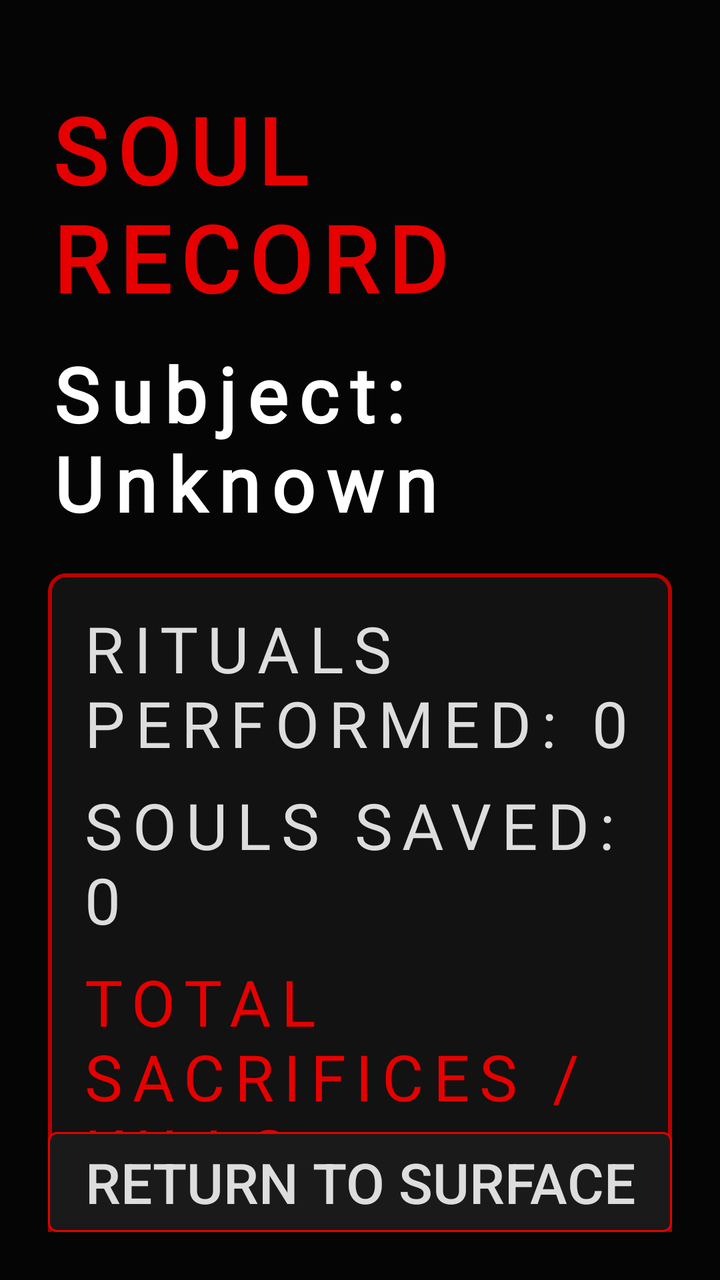
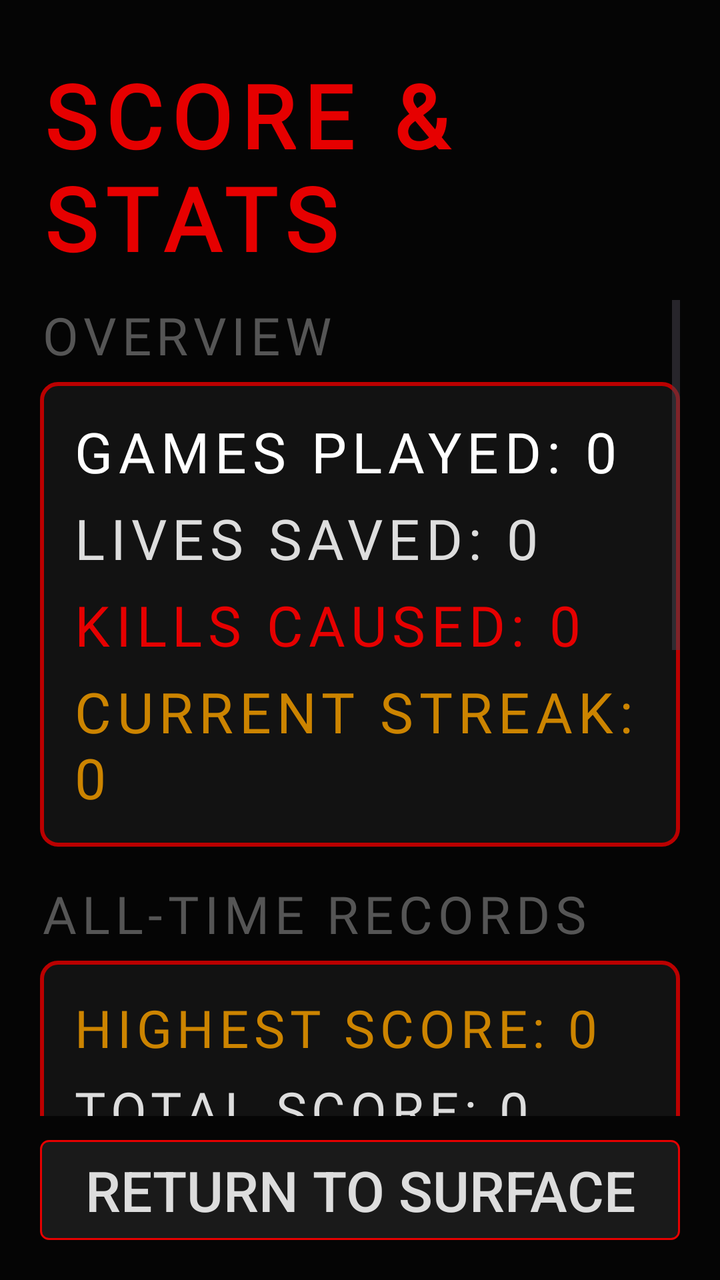

Compare the two renders of this Android layout. The source of the first and the diff that turns it into the second are given below.
<!-- AndroidManifest.xml: application theme Theme.LastWord -->
<!-- res/layout/activity_profile.xml -->
<?xml version="1.0" encoding="utf-8"?>
<androidx.constraintlayout.widget.ConstraintLayout xmlns:android="http://schemas.android.com/apk/res/android"
    xmlns:app="http://schemas.android.com/apk/res-auto"
    android:layout_width="match_parent"
    android:layout_height="match_parent"
    android:background="@color/pure_dark"
    android:padding="24dp">

    <TextView
        android:id="@+id/tvProfileTitle"
        android:layout_width="wrap_content"
        android:layout_height="wrap_content"
        android:text="SOUL RECORD"
        android:textColor="@color/horror_red"
        android:textSize="46sp"
        android:textStyle="bold"
        android:letterSpacing="0.1"
        android:layout_marginTop="20dp"
        app:layout_constraintTop_toTopOf="parent"
        app:layout_constraintStart_toStartOf="parent"
        app:layout_constraintEnd_toEndOf="parent" android:fontFamily="@font/ghastly_panic" />

    <TextView android:letterSpacing="0.15" android:fontFamily="@font/ghastly_panic"
        android:id="@+id/tvUsernameLabel"
        android:layout_width="wrap_content"
        android:layout_height="wrap_content"
        android:text="Subject: Unknown"
        android:textColor="@color/white"
        android:textSize="38sp"
        android:textStyle="bold"
        android:layout_marginTop="12dp"
        app:layout_constraintTop_toBottomOf="@id/tvProfileTitle"
        app:layout_constraintStart_toStartOf="parent"
        app:layout_constraintEnd_toEndOf="parent"/>

    <LinearLayout
        android:id="@+id/statsCard"
        android:layout_width="match_parent"
        android:layout_height="wrap_content"
        android:orientation="vertical"
        android:background="@drawable/bg_horror_card"
        android:padding="16dp"
        android:layout_marginTop="20dp"
        app:layout_constraintTop_toBottomOf="@id/tvUsernameLabel"
        app:layout_constraintStart_toStartOf="parent"
        app:layout_constraintEnd_toEndOf="parent">

        <TextView android:letterSpacing="0.15" android:fontFamily="@font/ghastly_panic"
            android:id="@+id/tvPlayed"
            android:layout_width="match_parent"
            android:layout_height="wrap_content"
            android:text="RITUALS PERFORMED: 0"
            android:textColor="@color/pale_white"
            android:textSize="32sp"
            android:layout_marginBottom="8dp"/>

        <TextView android:letterSpacing="0.15" android:fontFamily="@font/ghastly_panic"
            android:id="@+id/tvWins"
            android:layout_width="match_parent"
            android:layout_height="wrap_content"
            android:text="SOULS SAVED: 0"
            android:textColor="@color/pale_white"
            android:textSize="32sp"
            android:layout_marginBottom="8dp"/>

        <TextView android:letterSpacing="0.15" android:fontFamily="@font/ghastly_panic"
            android:id="@+id/tvLosses"
            android:layout_width="match_parent"
            android:layout_height="wrap_content"
            android:text="TOTAL SACRIFICES / KILLS CAUSED: 0"
            android:textColor="@color/horror_red"
            android:textSize="32sp"
            android:layout_marginBottom="8dp"/>

        <TextView android:letterSpacing="0.15" android:fontFamily="@font/ghastly_panic"
            android:id="@+id/tvWinRate"
            android:layout_width="match_parent"
            android:layout_height="wrap_content"
            android:text="SURVIVAL RATE: 0%"
            android:textColor="@color/pale_white"
            android:textSize="32sp"
            android:layout_marginBottom="8dp"/>

        <TextView android:letterSpacing="0.15" android:fontFamily="@font/ghastly_panic"
            android:id="@+id/tvBestScore"
            android:layout_width="match_parent"
            android:layout_height="wrap_content"
            android:text="HIGHEST RITUAL RESONANCE: 0"
            android:textColor="@color/amber_glow"
            android:textSize="32sp"
            android:layout_marginBottom="8dp"/>

        <TextView android:letterSpacing="0.15" android:fontFamily="@font/ghastly_panic"
            android:id="@+id/tvStreak"
            android:layout_width="match_parent"
            android:layout_height="wrap_content"
            android:text="CURRENT SAVING STREAK: 0"
            android:textColor="@color/pale_white"
            android:textSize="32sp"/>
    </LinearLayout>

    <TextView android:fontFamily="@font/ghastly_panic"
        android:id="@+id/tvAchievementsLabel"
        android:layout_width="wrap_content"
        android:layout_height="wrap_content"
        android:text="UNLOCKED MARKS (ACHIEVEMENTS)"
        android:textColor="@color/dim_gray"
        android:textSize="31sp"
        android:letterSpacing="0.05"
        android:layout_marginTop="20dp"
        app:layout_constraintTop_toBottomOf="@id/statsCard"
        app:layout_constraintStart_toStartOf="parent"/>

    <ScrollView
        android:layout_width="match_parent"
        android:layout_height="0dp"
        android:layout_marginTop="8dp"
        android:layout_marginBottom="16dp"
        app:layout_constraintTop_toBottomOf="@id/tvAchievementsLabel"
        app:layout_constraintBottom_toTopOf="@+id/btnBack"
        app:layout_constraintStart_toStartOf="parent"
        app:layout_constraintEnd_toEndOf="parent">

        <LinearLayout
            android:id="@+id/achievementsContainer"
            android:layout_width="match_parent"
            android:layout_height="wrap_content"
            android:orientation="vertical">
            
        </LinearLayout>
    </ScrollView>

    <androidx.appcompat.widget.AppCompatButton android:textSize="28sp"
        android:id="@+id/btnBack"
        android:layout_width="match_parent"
        android:layout_height="50dp"
        android:text="RETURN TO SURFACE"
        android:textColor="@color/pale_white"
        android:background="@drawable/bg_button_dark"
        app:layout_constraintBottom_toBottomOf="parent"
        app:layout_constraintStart_toStartOf="parent"
        app:layout_constraintEnd_toEndOf="parent"/>

</androidx.constraintlayout.widget.ConstraintLayout>
<!-- resources referenced by this layout -->
<resources>
  <color name="amber_glow">#CC8400</color>
  <color name="dim_gray">#555555</color>
  <color name="horror_red">#E60000</color>
  <color name="pale_white">#DDDDDD</color>
  <color name="pure_dark">#050505</color>
  <color name="white">#FFFFFF</color>
  <!-- drawable bg_button_dark (drawable) -->
  <?xml version="1.0" encoding="utf-8"?>
  <selector xmlns:android="http://schemas.android.com/apk/res/android">
      <item android:state_pressed="true">
          <shape>
              <solid android:color="@color/blood_red" />
              <stroke android:width="1dp" android:color="@color/horror_red" />
              <corners android:radius="4dp" />
          </shape>
      </item>
      <item android:state_enabled="false">
          <shape>
              <solid android:color="#0a0a0a" />
              <stroke android:width="1dp" android:color="#222222" />
              <corners android:radius="4dp" />
          </shape>
      </item>
      <item>
          <shape>
              <solid android:color="#1a1a1a" />
              <stroke android:width="1dp" android:color="@color/horror_red" />
              <corners android:radius="4dp" />
          </shape>
      </item>
  </selector>
  <!-- drawable bg_horror_card (drawable) -->
  <?xml version="1.0" encoding="utf-8"?>
  <shape xmlns:android="http://schemas.android.com/apk/res/android">
      <solid android:color="#121212" />
      <stroke android:width="2dp" android:color="@color/blood_red" />
      <corners android:radius="8dp" />
  </shape>
  <style name="Theme.LastWord" parent="Base.Theme.LastWord" />
  <color name="blood_red">#BB0000</color>
  <style name="Base.Theme.LastWord" parent="Theme.Material3.DayNight.NoActionBar">
          
          <item name="colorPrimary">@color/horror_red</item>
          <item name="colorOnPrimary">@color/white</item>
          <item name="colorSecondary">@color/crimson</item>
          <item name="android:windowBackground">@color/pure_dark</item>
          <item name="android:navigationBarColor">@color/black</item>
          <item name="android:statusBarColor">@color/black</item>
          
          
          <item name="android:textAppearanceSmall">@style/HorrorText.Small</item>
          <item name="android:textAppearanceMedium">@style/HorrorText.Medium</item>
          <item name="android:textAppearanceLarge">@style/HorrorText.Large</item>
      </style>
  <color name="crimson">#FF0000</color>
  <color name="black">#000000</color>
  <style name="HorrorText.Small">
          <item name="android:textSize">12sp</item>
      </style>
  <style name="HorrorText.Medium">
          <item name="android:textSize">16sp</item>
      </style>
  <style name="HorrorText.Large">
          <item name="android:textSize">22sp</item>
      </style>
</resources>

<!-- the commit's change to res/layout/activity_profile.xml (unified diff, before → after) -->
@@ -4,138 +4,288 @@
     android:layout_width="match_parent"
     android:layout_height="match_parent"
     android:background="@color/pure_dark"
-    android:padding="24dp">
+    android:padding="20dp">
 
     <TextView
-        android:id="@+id/tvProfileTitle"
+        android:id="@+id/tvStatsTitle"
         android:layout_width="wrap_content"
         android:layout_height="wrap_content"
-        android:text="SOUL RECORD"
+        android:text="SCORE &amp; STATS"
         android:textColor="@color/horror_red"
-        android:textSize="46sp"
+        android:textSize="44sp"
         android:textStyle="bold"
         android:letterSpacing="0.1"
-        android:layout_marginTop="20dp"
+        android:layout_marginTop="8dp"
         app:layout_constraintTop_toTopOf="parent"
         app:layout_constraintStart_toStartOf="parent"
-        app:layout_constraintEnd_toEndOf="parent" android:fontFamily="@font/ghastly_panic" />
-
-    <TextView android:letterSpacing="0.15" android:fontFamily="@font/ghastly_panic"
-        android:id="@+id/tvUsernameLabel"
-        android:layout_width="wrap_content"
-        android:layout_height="wrap_content"
-        android:text="Subject: Unknown"
-        android:textColor="@color/white"
-        android:textSize="38sp"
-        android:textStyle="bold"
-        android:layout_marginTop="12dp"
-        app:layout_constraintTop_toBottomOf="@id/tvProfileTitle"
-        app:layout_constraintStart_toStartOf="parent"
-        app:layout_constraintEnd_toEndOf="parent"/>
-
-    <LinearLayout
-        android:id="@+id/statsCard"
-        android:layout_width="match_parent"
-        android:layout_height="wrap_content"
-        android:orientation="vertical"
-        android:background="@drawable/bg_horror_card"
-        android:padding="16dp"
-        android:layout_marginTop="20dp"
-        app:layout_constraintTop_toBottomOf="@id/tvUsernameLabel"
-        app:layout_constraintStart_toStartOf="parent"
-        app:layout_constraintEnd_toEndOf="parent">
-
-        <TextView android:letterSpacing="0.15" android:fontFamily="@font/ghastly_panic"
-            android:id="@+id/tvPlayed"
-            android:layout_width="match_parent"
-            android:layout_height="wrap_content"
-            android:text="RITUALS PERFORMED: 0"
-            android:textColor="@color/pale_white"
-            android:textSize="32sp"
-            android:layout_marginBottom="8dp"/>
-
-        <TextView android:letterSpacing="0.15" android:fontFamily="@font/ghastly_panic"
-            android:id="@+id/tvWins"
-            android:layout_width="match_parent"
-            android:layout_height="wrap_content"
-            android:text="SOULS SAVED: 0"
-            android:textColor="@color/pale_white"
-            android:textSize="32sp"
-            android:layout_marginBottom="8dp"/>
-
-        <TextView android:letterSpacing="0.15" android:fontFamily="@font/ghastly_panic"
-            android:id="@+id/tvLosses"
-            android:layout_width="match_parent"
-            android:layout_height="wrap_content"
-            android:text="TOTAL SACRIFICES / KILLS CAUSED: 0"
-            android:textColor="@color/horror_red"
-            android:textSize="32sp"
-            android:layout_marginBottom="8dp"/>
-
-        <TextView android:letterSpacing="0.15" android:fontFamily="@font/ghastly_panic"
-            android:id="@+id/tvWinRate"
-            android:layout_width="match_parent"
-            android:layout_height="wrap_content"
-            android:text="SURVIVAL RATE: 0%"
-            android:textColor="@color/pale_white"
-            android:textSize="32sp"
-            android:layout_marginBottom="8dp"/>
-
-        <TextView android:letterSpacing="0.15" android:fontFamily="@font/ghastly_panic"
-            android:id="@+id/tvBestScore"
-            android:layout_width="match_parent"
-            android:layout_height="wrap_content"
-            android:text="HIGHEST RITUAL RESONANCE: 0"
-            android:textColor="@color/amber_glow"
-            android:textSize="32sp"
-            android:layout_marginBottom="8dp"/>
-
-        <TextView android:letterSpacing="0.15" android:fontFamily="@font/ghastly_panic"
-            android:id="@+id/tvStreak"
-            android:layout_width="match_parent"
-            android:layout_height="wrap_content"
-            android:text="CURRENT SAVING STREAK: 0"
-            android:textColor="@color/pale_white"
-            android:textSize="32sp"/>
-    </LinearLayout>
-
-    <TextView android:fontFamily="@font/ghastly_panic"
-        android:id="@+id/tvAchievementsLabel"
-        android:layout_width="wrap_content"
-        android:layout_height="wrap_content"
-        android:text="UNLOCKED MARKS (ACHIEVEMENTS)"
-        android:textColor="@color/dim_gray"
-        android:textSize="31sp"
-        android:letterSpacing="0.05"
-        android:layout_marginTop="20dp"
-        app:layout_constraintTop_toBottomOf="@id/statsCard"
-        app:layout_constraintStart_toStartOf="parent"/>
+        app:layout_constraintEnd_toEndOf="parent"
+        android:fontFamily="@font/ghastly_panic" />
 
     <ScrollView
         android:layout_width="match_parent"
         android:layout_height="0dp"
-        android:layout_marginTop="8dp"
-        android:layout_marginBottom="16dp"
-        app:layout_constraintTop_toBottomOf="@id/tvAchievementsLabel"
+        android:layout_marginTop="12dp"
+        android:layout_marginBottom="12dp"
+        app:layout_constraintTop_toBottomOf="@id/tvStatsTitle"
         app:layout_constraintBottom_toTopOf="@+id/btnBack"
         app:layout_constraintStart_toStartOf="parent"
         app:layout_constraintEnd_toEndOf="parent">
 
         <LinearLayout
-            android:id="@+id/achievementsContainer"
             android:layout_width="match_parent"
             android:layout_height="wrap_content"
             android:orientation="vertical">
+
             
+            <TextView
+                android:layout_width="wrap_content"
+                android:layout_height="wrap_content"
+                android:text="OVERVIEW"
+                android:textColor="@color/dim_gray"
+                android:textSize="26sp"
+                android:letterSpacing="0.1"
+                android:fontFamily="@font/ghastly_panic"
+                android:layout_marginBottom="6dp" />
+
+            <LinearLayout
+                android:id="@+id/cardPrimaryStats"
+                android:layout_width="match_parent"
+                android:layout_height="wrap_content"
+                android:orientation="vertical"
+                android:background="@drawable/bg_horror_card"
+                android:padding="16dp"
+                android:layout_marginBottom="16dp">
+
+                <TextView
+                    android:id="@+id/tvPrimaryGames"
+                    android:layout_width="match_parent"
+                    android:layout_height="wrap_content"
+                    android:text="GAMES PLAYED: 0"
+                    android:textColor="@color/white"
+                    android:textSize="28sp"
+                    android:letterSpacing="0.1"
+                    android:fontFamily="@font/ghastly_panic"
+                    android:layout_marginBottom="6dp" />
+
+                <TextView
+                    android:id="@+id/tvPrimarySaved"
+                    android:layout_width="match_parent"
+                    android:layout_height="wrap_content"
+                    android:text="LIVES SAVED: 0"
+                    android:textColor="@color/pale_white"
+                    android:textSize="28sp"
+                    android:letterSpacing="0.1"
+                    android:fontFamily="@font/ghastly_panic"
+                    android:layout_marginBottom="6dp" />
+
+                <TextView
+                    android:id="@+id/tvPrimaryKills"
+                    android:layout_width="match_parent"
+                    android:layout_height="wrap_content"
+                    android:text="KILLS CAUSED: 0"
+                    android:textColor="@color/horror_red"
+                    android:textSize="28sp"
+                    android:letterSpacing="0.1"
+                    android:fontFamily="@font/ghastly_panic"
+                    android:layout_marginBottom="6dp" />
+
+                <TextView
+                    android:id="@+id/tvPrimaryStreak"
+                    android:layout_width="match_parent"
+                    android:layout_height="wrap_content"
+                    android:text="CURRENT STREAK: 0"
+                    android:textColor="@color/amber_glow"
+                    android:textSize="28sp"
+                    android:letterSpacing="0.1"
+                    android:fontFamily="@font/ghastly_panic" />
+            </LinearLayout>
+
+            
+            <TextView
+                android:layout_width="wrap_content"
+                android:layout_height="wrap_content"
+                android:text="ALL-TIME RECORDS"
+                android:textColor="@color/dim_gray"
+                android:textSize="26sp"
+                android:letterSpacing="0.1"
+                android:fontFamily="@font/ghastly_panic"
+                android:layout_marginBottom="6dp" />
+
+            <LinearLayout
+                android:id="@+id/cardSecondaryStats"
+                android:layout_width="match_parent"
+                android:layout_height="wrap_content"
+                android:orientation="vertical"
+                android:background="@drawable/bg_horror_card"
+                android:padding="16dp"
+                android:layout_marginBottom="16dp">
+
+                <TextView
+                    android:id="@+id/tvSecondaryHighScore"
+                    android:layout_width="match_parent"
+                    android:layout_height="wrap_content"
+                    android:text="HIGHEST SCORE: 0"
+                    android:textColor="@color/amber_glow"
+                    android:textSize="26sp"
+                    android:letterSpacing="0.1"
+                    android:fontFamily="@font/ghastly_panic"
+                    android:layout_marginBottom="6dp" />
+
+                <TextView
+                    android:id="@+id/tvSecondaryTotalScore"
+                    android:layout_width="match_parent"
+                    android:layout_height="wrap_content"
+                    android:text="TOTAL SCORE: 0"
+                    android:textColor="@color/pale_white"
+                    android:textSize="26sp"
+                    android:letterSpacing="0.1"
+                    android:fontFamily="@font/ghastly_panic"
+                    android:layout_marginBottom="6dp" />
+
+                <TextView
+                    android:id="@+id/tvSecondaryBestStreak"
+                    android:layout_width="match_parent"
+                    android:layout_height="wrap_content"
+                    android:text="HIGHEST STREAK: 0"
+                    android:textColor="@color/white"
+                    android:textSize="26sp"
+                    android:letterSpacing="0.1"
+                    android:fontFamily="@font/ghastly_panic" />
+            </LinearLayout>
+
+            
+            <TextView
+                android:layout_width="wrap_content"
+                android:layout_height="wrap_content"
+                android:text="CATEGORY &amp; DIFFICULTY BREAKDOWN"
+                android:textColor="@color/dim_gray"
+                android:textSize="26sp"
+                android:letterSpacing="0.1"
+                android:fontFamily="@font/ghastly_panic"
+                android:layout_marginBottom="6dp" />
+
+            <LinearLayout
+                android:id="@+id/cardBreakdown"
+                android:layout_width="match_parent"
+                android:layout_height="wrap_content"
+                android:orientation="vertical"
+                android:background="@drawable/bg_horror_card"
+                android:padding="16dp"
+                android:layout_marginBottom="16dp">
+
+                <LinearLayout
+                    android:layout_width="match_parent"
+                    android:layout_height="wrap_content"
+                    android:orientation="horizontal"
+                    android:weightSum="2"
+                    android:layout_marginBottom="12dp">
+
+                    <Spinner
+                        android:id="@+id/spCategory"
+                        android:layout_width="0dp"
+                        android:layout_height="44dp"
+                        android:layout_weight="1"
+                        android:background="@drawable/bg_button_dark"
+                        android:layout_marginEnd="6dp"
+                        android:popupBackground="@color/pure_dark" />
+
+                    <Spinner
+                        android:id="@+id/spDifficulty"
+                        android:layout_width="0dp"
+                        android:layout_height="44dp"
+                        android:layout_weight="1"
+                        android:background="@drawable/bg_button_dark"
+                        android:layout_marginStart="6dp"
+                        android:popupBackground="@color/pure_dark" />
+                </LinearLayout>
+
+                <TextView
+                    android:id="@+id/tvBreakdownGames"
+                    android:layout_width="match_parent"
+                    android:layout_height="wrap_content"
+                    android:text="GAMES PLAYED: 0"
+                    android:textColor="@color/white"
+                    android:textSize="24sp"
+                    android:letterSpacing="0.1"
+                    android:fontFamily="@font/ghastly_panic"
+                    android:layout_marginBottom="4dp" />
+
+                <TextView
+                    android:id="@+id/tvBreakdownSaved"
+                    android:layout_width="match_parent"
+                    android:layout_height="wrap_content"
+                    android:text="LIVES SAVED: 0"
+                    android:textColor="@color/pale_white"
+                    android:textSize="24sp"
+                    android:letterSpacing="0.1"
+                    android:fontFamily="@font/ghastly_panic"
+                    android:layout_marginBottom="4dp" />
+
+                <TextView
+                    android:id="@+id/tvBreakdownKills"
+                    android:layout_width="match_parent"
+                    android:layout_height="wrap_content"
+                    android:text="KILLS CAUSED: 0"
+                    android:textColor="@color/horror_red"
+                    android:textSize="24sp"
+                    android:letterSpacing="0.1"
+                    android:fontFamily="@font/ghastly_panic"
+                    android:layout_marginBottom="4dp" />
+
+                <TextView
+                    android:id="@+id/tvBreakdownTotalScore"
+                    android:layout_width="match_parent"
+                    android:layout_height="wrap_content"
+                    android:text="TOTAL SCORE: 0"
+                    android:textColor="@color/pale_white"
+                    android:textSize="24sp"
+                    android:letterSpacing="0.1"
+                    android:fontFamily="@font/ghastly_panic"
+                    android:layout_marginBottom="4dp" />
+
+                <TextView
+                    android:id="@+id/tvBreakdownHighScore"
+                    android:layout_width="match_parent"
+                    android:layout_height="wrap_content"
+                    android:text="HIGHEST SCORE: 0"
+                    android:textColor="@color/amber_glow"
+                    android:textSize="24sp"
+                    android:letterSpacing="0.1"
+                    android:fontFamily="@font/ghastly_panic"
+                    android:layout_marginBottom="4dp" />
+
+                <TextView
+                    android:id="@+id/tvBreakdownCurrentStreak"
+                    android:layout_width="match_parent"
+                    android:layout_height="wrap_content"
+                    android:text="CURRENT STREAK: 0"
+                    android:textColor="@color/white"
+                    android:textSize="24sp"
+                    android:letterSpacing="0.1"
+                    android:fontFamily="@font/ghastly_panic"
+                    android:layout_marginBottom="4dp" />
+
+                <TextView
+                    android:id="@+id/tvBreakdownHighestStreak"
+                    android:layout_width="match_parent"
+                    android:layout_height="wrap_content"
+                    android:text="HIGHEST STREAK: 0"
+                    android:textColor="@color/white"
+                    android:textSize="24sp"
+                    android:letterSpacing="0.1"
+                    android:fontFamily="@font/ghastly_panic" />
+            </LinearLayout>
+
         </LinearLayout>
     </ScrollView>
 
-    <androidx.appcompat.widget.AppCompatButton android:textSize="28sp"
+    <androidx.appcompat.widget.AppCompatButton
         android:id="@+id/btnBack"
         android:layout_width="match_parent"
         android:layout_height="50dp"
         android:text="RETURN TO SURFACE"
         android:textColor="@color/pale_white"
+        android:textSize="28sp"
         android:background="@drawable/bg_button_dark"
         app:layout_constraintBottom_toBottomOf="parent"
         app:layout_constraintStart_toStartOf="parent"
